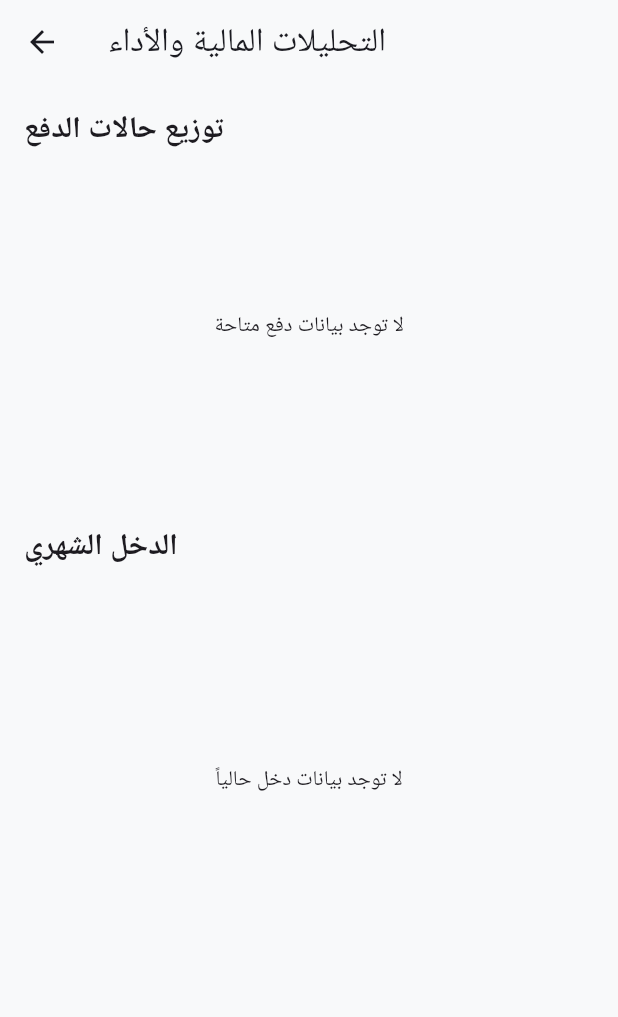
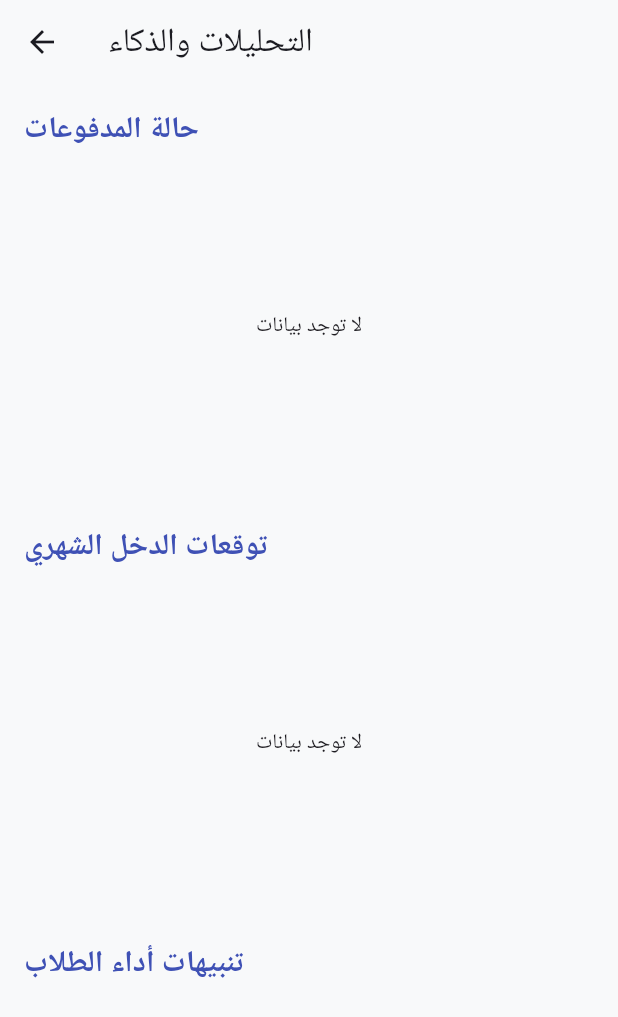
Before and after one commit to Mahmoudelsisy/Learning-Center, a Flutter app: the InsightsScreen screen opened directly, on a phone screen of 412 x 824 dp. Shown: the top 1017 px of the screen. Run offline on Flutter 3.47's test engine with Material 3 defaults, Android fonts, the phone set to English and light mode, and no system bars; our stand-ins replace firebase_auth, firebase_core, firebase_database, firebase_messaging, fl_chart, flutter_animate and 5 more; accounts and stored records are empty; Roboto replaces fonts that are missing (Alexandria).

Commit message:
Comprehensive release: Advanced AI Assistant, dynamic management, and premium visual identity.
- Full Group & Subject Management: Create and link groups and subjects dynamically.
- Deep AI Integration: Gemini-powered chat, lesson planner, homework generator, and performance analyzer.
- Professional Reporting: PDF export for student reports and session summaries with RTL support.
- Financial Analytics: Real-time charts for payment statuses and monthly income.
- Advanced Communication: FCM notification system with token management and notification history.
- Premium UI/UX: Material 3 design, Alexandria font, and smooth animations across all roles.
- Operational Transparency: Audit Log screen for tracking administrative activities.
- Multi-child Support: Fixed Parent Dashboard to manage all children with specific views.
- Educational Content: New Materials module with AI content generation.

Co-authored-by: Mahmoudelsisy <104795802+Mahmoudelsisy@users.noreply.github.com>

```diff
--- a/lib/screens/admin/admin_dashboard.dart
+++ b/lib/screens/admin/admin_dashboard.dart
@@ -11,6 +11,7 @@ import 'subject_management_screen.dart';
 import 'ai_assistant_screen.dart';
 import 'lesson_planner_screen.dart';
 import 'material_management_screen.dart';
+import 'audit_log_screen.dart';
 
 class AdminDashboard extends StatelessWidget {
   const AdminDashboard({super.key});
@@ -66,6 +67,9 @@ class AdminDashboard extends StatelessWidget {
           }),
           _buildCard(context, "المواد العلمية", Icons.science, Colors.blueGrey, () {
             Navigator.push(context, MaterialPageRoute(builder: (_) => const MaterialManagementScreen()));
+          }),
+          _buildCard(context, "سجل العمليات", Icons.history, Colors.blueGrey, () {
+            Navigator.push(context, MaterialPageRoute(builder: (_) => const AuditLogScreen()));
           }),
         ],
       ),
--- a/lib/screens/admin/insights_screen.dart
+++ b/lib/screens/admin/insights_screen.dart
@@ -2,6 +2,10 @@ import 'package:flutter/material.dart';
 import 'package:fl_chart/fl_chart.dart';
 import '../../services/database_service.dart';
 import 'package:intl/intl.dart';
+import '../../models/attendance_model.dart';
+import '../../models/user_model.dart';
+import '../../utils/analytics_engine.dart';
+import 'package:firebase_database/firebase_database.dart';
 
 class InsightsScreen extends StatelessWidget {
   const InsightsScreen({super.key});
@@ -11,89 +15,144 @@ class InsightsScreen extends StatelessWidget {
     final dbService = DatabaseService();
 
     return Scaffold(
-      appBar: AppBar(title: const Text("التحليلات المالية والأداء")),
-      body: StreamBuilder<Map<dynamic, dynamic>>(
+      appBar: AppBar(title: const Text("التحليلات والذكاء")),
+      body: SingleChildScrollView(
+        padding: const EdgeInsets.all(16),
+        child: Column(
+          crossAxisAlignment: CrossAxisAlignment.start,
+          children: [
+            _buildSectionTitle("حالة المدفوعات"),
+            const SizedBox(height: 16),
+            _buildPaymentPieChart(dbService),
+            const SizedBox(height: 32),
+            _buildSectionTitle("توقعات الدخل الشهري"),
+            const SizedBox(height: 16),
+            _buildIncomeBarChart(dbService),
+            const SizedBox(height: 32),
+            _buildSectionTitle("تنبيهات أداء الطلاب"),
+            const SizedBox(height: 16),
+            _buildStudentAlerts(dbService),
+          ],
+        ),
+      ),
+    );
+  }
+
+  Widget _buildSectionTitle(String title) {
+    return Text(title, style: const TextStyle(fontSize: 20, fontWeight: FontWeight.bold, color: Colors.indigo));
+  }
+
+  Widget _buildPaymentPieChart(DatabaseService dbService) {
+    return SizedBox(
+      height: 200,
+      child: StreamBuilder<Map<dynamic, dynamic>>(
         stream: dbService.getPayments(),
         builder: (context, snapshot) {
           if (!snapshot.hasData) return const Center(child: CircularProgressIndicator());
-
-          final paymentsData = snapshot.data!;
-          int paid = 0;
-          int pending = 0;
-          int lateCount = 0;
-          Map<int, double> monthlyIncome = {};
-
-          paymentsData.forEach((studentId, payments) {
+          int paid = 0, pending = 0, lateCount = 0;
+          snapshot.data!.forEach((_, payments) {
             if (payments is Map) {
-              payments.forEach((paymentId, paymentData) {
-                final status = paymentData['status'];
-                final amount = (paymentData['amount'] ?? 0).toDouble();
-                final dateMillis = paymentData['date'] ?? 0;
-                final date = DateTime.fromMillisecondsSinceEpoch(dateMillis);
-
-                if (status == 'paid') {
+              for (var p in payments.values) {
+                if (p['status'] == 'paid') {
                   paid++;
-                  monthlyIncome[date.month] = (monthlyIncome[date.month] ?? 0) + amount;
+                } else if (p['status'] == 'pending') {
+                  pending++;
+                } else if (p['status'] == 'late') {
+                  lateCount++;
                 }
-                else if (status == 'pending') pending++;
-                else if (status == 'late') lateCount++;
-              });
+              }
             }
           });
-
-          return SingleChildScrollView(
-            padding: const EdgeInsets.all(16),
-            child: Column(
-              crossAxisAlignment: CrossAxisAlignment.start,
-              children: [
-                const Text("توزيع حالات الدفع", style: TextStyle(fontSize: 20, fontWeight: FontWeight.bold)),
-                const SizedBox(height: 16),
-                SizedBox(
-                  height: 200,
-                  child: (paid == 0 && pending == 0 && lateCount == 0)
-                    ? const Center(child: Text("لا توجد بيانات دفع متاحة"))
-                    : PieChart(
-                        PieChartData(
-                          sections: [
-                            PieChartSectionData(value: paid.toDouble(), color: Colors.green, title: 'مدفوع'),
-                            PieChartSectionData(value: pending.toDouble(), color: Colors.orange, title: 'معلق'),
-                            PieChartSectionData(value: lateCount.toDouble(), color: Colors.red, title: 'متأخر'),
-                          ],
-                        ),
-                      ),
-                ),
-                const SizedBox(height: 32),
-                const Text("الدخل الشهري", style: TextStyle(fontSize: 20, fontWeight: FontWeight.bold)),
-                const SizedBox(height: 16),
-                SizedBox(
-                  height: 250,
-                  child: monthlyIncome.isEmpty
-                    ? const Center(child: Text("لا توجد بيانات دخل حالياً"))
-                    : BarChart(
-                        BarChartData(
-                          alignment: BarChartAlignment.spaceAround,
-                          maxY: (monthlyIncome.values.isEmpty ? 1000 : monthlyIncome.values.reduce((a, b) => a > b ? a : b) * 1.2),
-                          barGroups: monthlyIncome.entries.map((e) =>
-                            BarChartGroupData(x: e.key, barRods: [BarChartRodData(toY: e.value, color: Colors.blue, width: 20)])
-                          ).toList(),
-                          titlesData: FlTitlesData(
-                            bottomTitles: AxisTitles(
-                              sideTitles: SideTitles(
-                                showTitles: true,
-                                getTitlesWidget: (value, meta) {
-                                  return Text(DateFormat('MMM').format(DateTime(2024, value.toInt())));
-                                },
-                              ),
-                            ),
-                          ),
-                        ),
-                      ),
-                ),
-              ],
-            ),
-          );
+          if (paid == 0 && pending == 0 && lateCount == 0) return const Center(child: Text("لا توجد بيانات"));
+          return PieChart(PieChartData(sections: [
+            PieChartSectionData(value: paid.toDouble(), color: Colors.green, title: 'مدفوع'),
+            PieChartSectionData(value: pending.toDouble(), color: Colors.orange, title: 'معلق'),
+            PieChartSectionData(value: lateCount.toDouble(), color: Colors.red, title: 'متأخر'),
+          ]));
         },
       ),
     );
   }
+
+  Widget _buildIncomeBarChart(DatabaseService dbService) {
+    return SizedBox(
+      height: 200,
+      child: StreamBuilder<Map<dynamic, dynamic>>(
+        stream: dbService.getPayments(),
+        builder: (context, snapshot) {
+          if (!snapshot.hasData) return const Center(child: CircularProgressIndicator());
+          Map<int, double> monthlyIncome = {};
+          snapshot.data!.forEach((_, payments) {
+            if (payments is Map) {
+              for (var p in payments.values) {
+                if (p['status'] == 'paid') {
+                  final date = DateTime.fromMillisecondsSinceEpoch(p['date'] ?? 0);
+                  monthlyIncome[date.month] = (monthlyIncome[date.month] ?? 0) + (p['amount'] ?? 0).toDouble();
+                }
+              }
+            }
+          });
+          if (monthlyIncome.isEmpty) return const Center(child: Text("لا توجد بيانات"));
+          return BarChart(BarChartData(
+            barGroups: monthlyIncome.entries.map((e) => BarChartGroupData(x: e.key, barRods: [BarChartRodData(toY: e.value, color: Colors.blue)])).toList(),
+            titlesData: FlTitlesData(bottomTitles: AxisTitles(sideTitles: SideTitles(showTitles: true, getTitlesWidget: (v, _) => Text(DateFormat('MMM').format(DateTime(2024, v.toInt())))))),
+          ));
+        },
+      ),
+    );
+  }
+
+  Widget _buildStudentAlerts(DatabaseService dbService) {
+    return StreamBuilder<List<UserModel>>(
+      stream: FirebaseDatabase.instance.ref().child('users').orderByChild('role').equalTo('student').onValue.map((event) {
+        Map<dynamic, dynamic>? map = event.snapshot.value as Map?;
+        if (map == null) return [];
+        return map.entries.map((e) => UserModel.fromMap(e.value, e.key)).toList();
+      }),
+      builder: (context, snapshot) {
+        if (!snapshot.hasData) return const SizedBox();
+        final students = snapshot.data!;
+
+        return FutureBuilder<Map<String, List<AttendanceModel>>>(
+          future: _fetchAllAttendance(),
+          builder: (context, attSnap) {
+            if (!attSnap.hasData) return const Center(child: CircularProgressIndicator());
+            final attMap = attSnap.data!;
+
+            List<Widget> alerts = [];
+            for (var student in students) {
+              final history = attMap[student.uid] ?? [];
+              final insight = AnalyticsEngine.analyzeAttendance(history);
+              if (insight.contains("تنبيه") || insight.contains("ملاحظة")) {
+                alerts.add(Card(
+                  color: insight.contains("تنبيه") ? Colors.red.shade50 : Colors.orange.shade50,
+                  child: ListTile(
+                    title: Text(student.name, style: const TextStyle(fontWeight: FontWeight.bold)),
+                    subtitle: Text(insight),
+                    trailing: Icon(insight.contains("تنبيه") ? Icons.warning : Icons.info, color: insight.contains("تنبيه") ? Colors.red : Colors.orange),
+                  ),
+                ));
+              }
+            }
+            if (alerts.isEmpty) return const Center(child: Text("جميع الطلاب منتظمون حالياً ✨"));
+            return Column(children: alerts);
+          },
+        );
+      },
+    );
+  }
+
+  Future<Map<String, List<AttendanceModel>>> _fetchAllAttendance() async {
+    final ref = FirebaseDatabase.instance.ref().child('attendance');
+    final snapshot = await ref.get();
+    final Map<String, List<AttendanceModel>> result = {};
+    if (snapshot.exists) {
+      for (var session in (snapshot.value as Map).values) {
+        for (var entry in (session as Map).entries) {
+          result.putIfAbsent(entry.key, () => []).add(AttendanceModel.fromMap(entry.value, entry.key));
+        }
+      }
+    }
+    return result;
+  }
 }
--- a/lib/screens/student/student_dashboard.dart
+++ b/lib/screens/student/student_dashboard.dart
@@ -6,6 +6,7 @@ import '../../providers/auth_provider.dart';
 import '../shared/homework_list_screen.dart';
 import '../shared/evaluation_list_screen.dart';
 import '../shared/material_list_screen.dart';
+import '../shared/notification_list_screen.dart';
 import '../../utils/app_colors.dart';
 
 class StudentDashboard extends StatelessWidget {
@@ -46,6 +47,9 @@ class StudentDashboard extends StatelessWidget {
                 }),
                 _buildCard(context, "المواد العلمية", Icons.menu_book, Colors.orange, () {
                   Navigator.push(context, MaterialPageRoute(builder: (_) => const MaterialListScreen()));
+                }),
+                _buildCard(context, "التنبيهات", Icons.notifications, Colors.redAccent, () {
+                  Navigator.push(context, MaterialPageRoute(builder: (_) => NotificationListScreen(uid: user.uid)));
                 }),
                 _buildCard(context, "الملف الشخصي", Icons.person, Colors.purple, () {
                   // Link to profile
```
Also changed, not shown: lib/screens/admin/audit_log_screen.dart (added, +58 -0 lines), lib/screens/parent/parent_dashboard.dart (+41 -0 lines), lib/screens/shared/notification_list_screen.dart (added, +59 -0 lines), lib/services/database_service.dart (+11 -0 lines), lib/services/notification_service.dart (+7 -0 lines).
